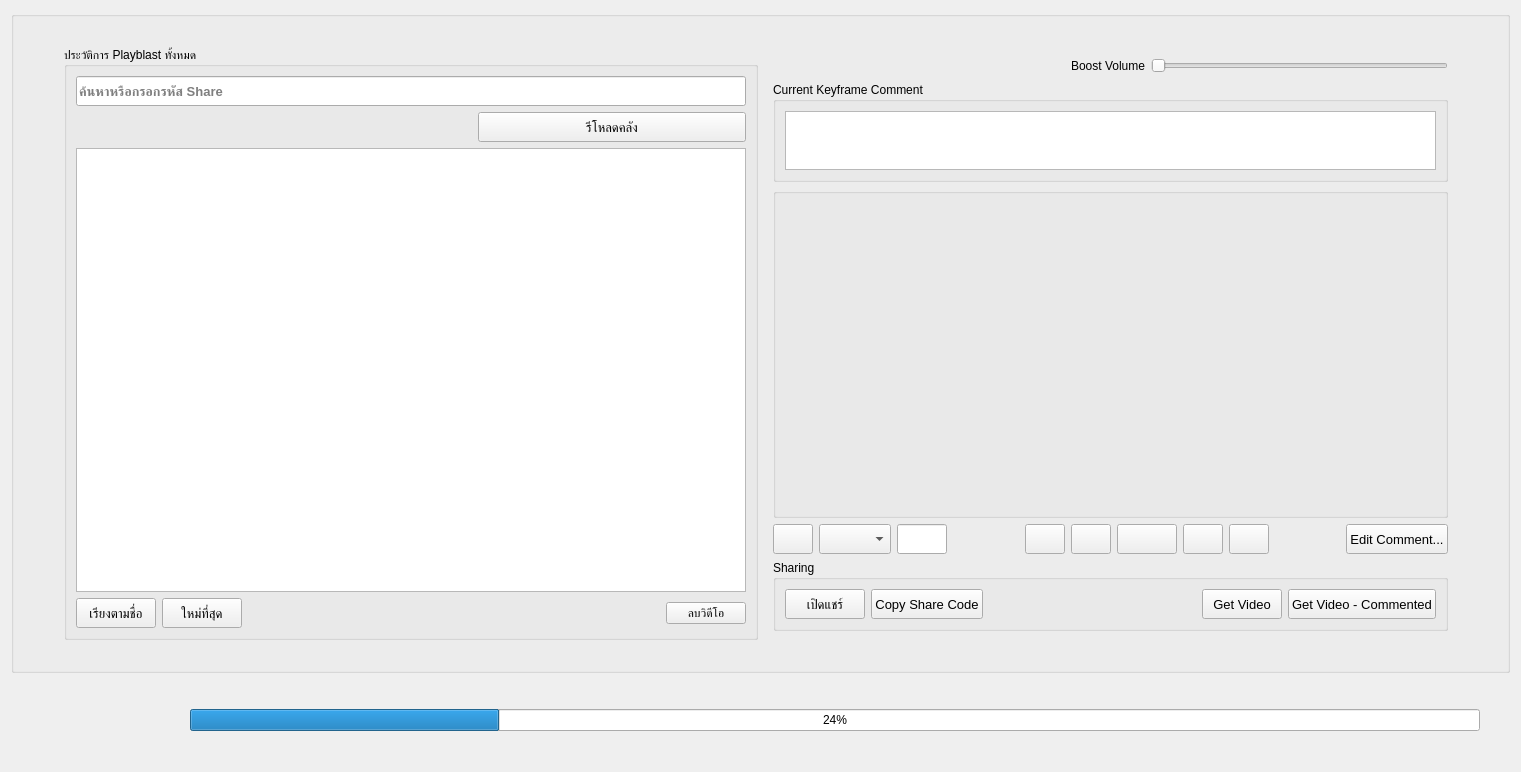
Old version of the form interface/UkoreShotPage.ui in the repository tonmaiart/UkoreShot.
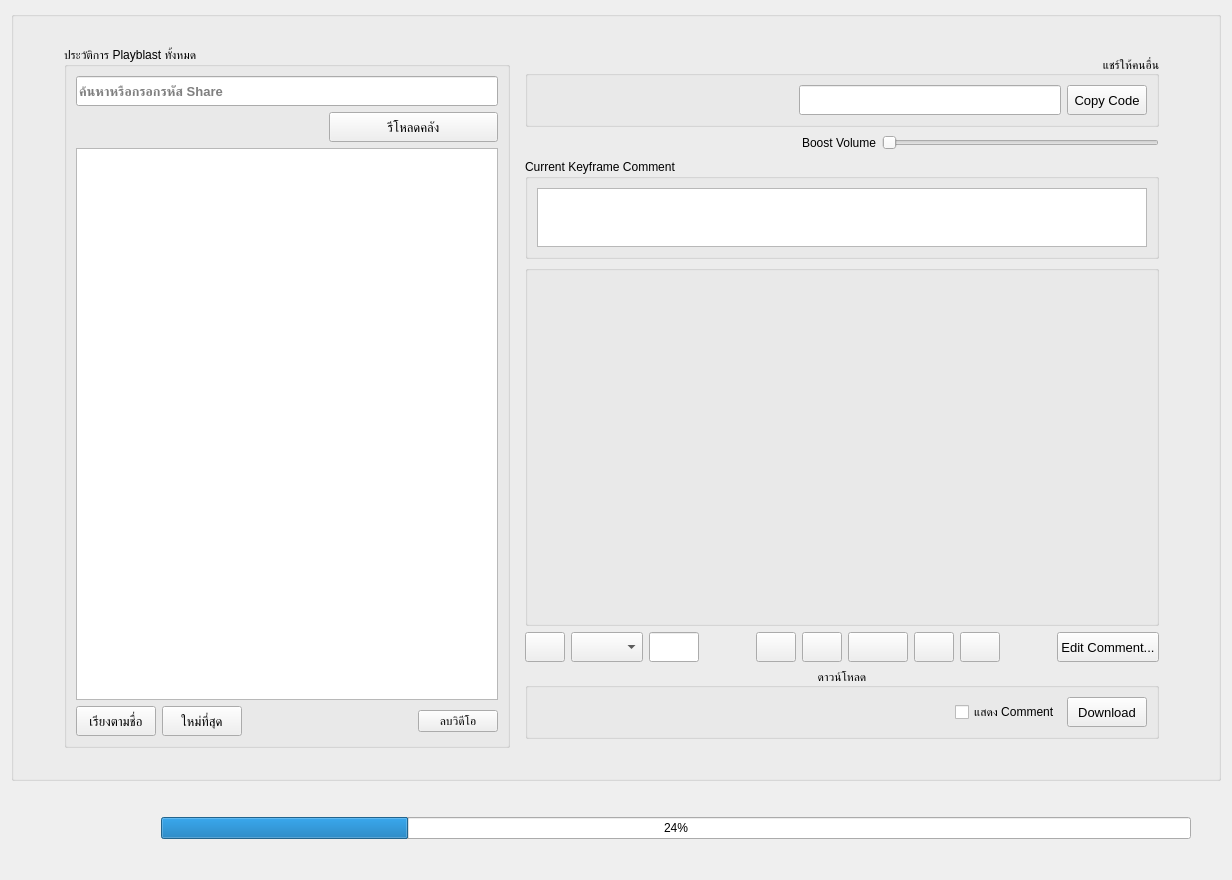
New version of the form.

Commit message: Auto-untrack gitignored files before sync

Diff of the .ui file:
```diff
--- a/interface/UkoreShotPage.ui
+++ b/interface/UkoreShotPage.ui
@@ -6,14 +6,14 @@
    <rect>
     <x>0</x>
     <y>0</y>
-    <width>1521</width>
-    <height>772</height>
+    <width>1232</width>
+    <height>880</height>
    </rect>
   </property>
   <property name="windowTitle">
    <string>Form</string>
   </property>
-  <layout class="QGridLayout" name="gridLayout_7">
+  <layout class="QGridLayout" name="gridLayout_9">
    <item row="0" column="0">
     <widget class="QGroupBox" name="groupBox_3">
      <property name="title">
@@ -35,12 +35,28 @@
       <item row="0" column="1">
        <widget class="QWidget" name="widget_3" native="true">
         <layout class="QGridLayout" name="gridLayout_2">
-         <item row="2" column="0">
-          <widget class="QGroupBox" name="groupBox">
+         <item row="3" column="0">
+          <widget class="QGroupBox" name="groupBox_6">
            <property name="title">
-            <string>Sharing</string>
+            <string>ดาวน์โหลด</string>
            </property>
-           <layout class="QGridLayout" name="gridLayout">
+           <property name="alignment">
+            <set>Qt::AlignCenter</set>
+           </property>
+           <layout class="QGridLayout" name="gridLayout_8">
+            <item row="0" column="1">
+             <spacer name="horizontalSpacer_3">
+              <property name="orientation">
+               <enum>Qt::Horizontal</enum>
+              </property>
+              <property name="sizeHint" stdset="0">
+               <size>
+                <width>418</width>
+                <height>20</height>
+               </size>
+              </property>
+             </spacer>
+            </item>
             <item row="0" column="3">
              <widget class="QPushButton" name="pushButton_get_video">
               <property name="minimumSize">
@@ -55,48 +71,31 @@
                </font>
               </property>
               <property name="text">
-               <string>Get Video</string>
+               <string>Download</string>
               </property>
              </widget>
             </item>
-            <item row="0" column="1">
-             <widget class="QPushButton" name="pushButton_copy_clipboard">
-              <property name="minimumSize">
-               <size>
-                <width>0</width>
-                <height>30</height>
-               </size>
-              </property>
-              <property name="font">
-               <font>
-                <pointsize>10</pointsize>
-               </font>
-              </property>
+            <item row="0" column="2">
+             <widget class="QCheckBox" name="checkBox_display_comment_download">
               <property name="text">
-               <string>Copy Share Code</string>
+               <string>แสดง Comment</string>
               </property>
              </widget>
             </item>
+           </layout>
+          </widget>
+         </item>
+         <item row="0" column="0">
+          <widget class="QGroupBox" name="groupBox_5">
+           <property name="title">
+            <string>แชร์ให้คนอื่น</string>
+           </property>
+           <property name="alignment">
+            <set>Qt::AlignRight|Qt::AlignTrailing|Qt::AlignVCenter</set>
+           </property>
+           <layout class="QGridLayout" name="gridLayout_7">
             <item row="0" column="0">
-             <widget class="QPushButton" name="pushButton_mark_as_share">
-              <property name="minimumSize">
-               <size>
-                <width>0</width>
-                <height>30</height>
-               </size>
-              </property>
-              <property name="font">
-               <font>
-                <pointsize>10</pointsize>
-               </font>
-              </property>
-              <property name="text">
-               <string>เปิดแชร์</string>
-              </property>
-             </widget>
-            </item>
-            <item row="0" column="2">
-             <spacer name="horizontalSpacer_2">
+             <spacer name="horizontalSpacer_8">
               <property name="orientation">
                <enum>Qt::Horizontal</enum>
               </property>
@@ -108,8 +107,21 @@
               </property>
              </spacer>
             </item>
-            <item row="0" column="4">
-             <widget class="QPushButton" name="pushButton_get_video_commented">
+            <item row="0" column="1">
+             <widget class="QLineEdit" name="lineEdit">
+              <property name="minimumSize">
+               <size>
+                <width>0</width>
+                <height>30</height>
+               </size>
+              </property>
+              <property name="readOnly">
+               <bool>true</bool>
+              </property>
+             </widget>
+            </item>
+            <item row="0" column="2">
+             <widget class="QPushButton" name="pushButton_copy_clipboard">
               <property name="minimumSize">
                <size>
                 <width>0</width>
@@ -122,7 +134,7 @@
                </font>
               </property>
               <property name="text">
-               <string>Get Video - Commented</string>
+               <string>Copy Code</string>
               </property>
              </widget>
             </item>
@@ -130,6 +142,43 @@
           </widget>
          </item>
          <item row="1" column="0">
+          <layout class="QHBoxLayout" name="horizontalLayout_4">
+           <item>
+            <spacer name="horizontalSpacer_7">
+             <property name="orientation">
+              <enum>Qt::Horizontal</enum>
+             </property>
+             <property name="sizeHint" stdset="0">
+              <size>
+               <width>40</width>
+               <height>20</height>
+              </size>
+             </property>
+            </spacer>
+           </item>
+           <item>
+            <widget class="QLabel" name="label">
+             <property name="text">
+              <string>Boost Volume</string>
+             </property>
+            </widget>
+           </item>
+           <item>
+            <widget class="QSlider" name="horizontalSlider_boost_volume">
+             <property name="minimum">
+              <number>100</number>
+             </property>
+             <property name="maximum">
+              <number>300</number>
+             </property>
+             <property name="orientation">
+              <enum>Qt::Horizontal</enum>
+             </property>
+            </widget>
+           </item>
+          </layout>
+         </item>
+         <item row="2" column="0">
           <layout class="QVBoxLayout" name="verticalLayout_3">
            <item>
             <widget class="QGroupBox" name="groupBox_4">
@@ -324,43 +373,6 @@
            </item>
           </layout>
          </item>
-         <item row="0" column="0">
-          <layout class="QHBoxLayout" name="horizontalLayout_4">
-           <item>
-            <spacer name="horizontalSpacer_7">
-             <property name="orientation">
-              <enum>Qt::Horizontal</enum>
-             </property>
-             <property name="sizeHint" stdset="0">
-              <size>
-               <width>40</width>
-               <height>20</height>
-              </size>
-             </property>
-            </spacer>
-           </item>
-           <item>
-            <widget class="QLabel" name="label">
-             <property name="text">
-              <string>Boost Volume</string>
-             </property>
-            </widget>
-           </item>
-           <item>
-            <widget class="QSlider" name="horizontalSlider_boost_volume">
-             <property name="minimum">
-              <number>100</number>
-             </property>
-             <property name="maximum">
-              <number>300</number>
-             </property>
-             <property name="orientation">
-              <enum>Qt::Horizontal</enum>
-             </property>
-            </widget>
-           </item>
-          </layout>
-         </item>
         </layout>
        </widget>
       </item>
```
The commit also changes 2 other files.
